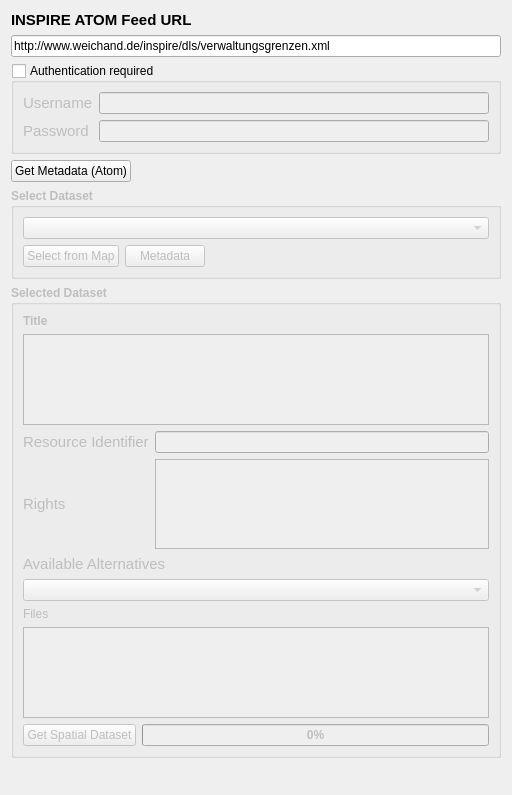
Qt form ui_inspireatomclient.ui (qgisinspiretools/qgis-inspire-atom-client-plugin) before a commit.
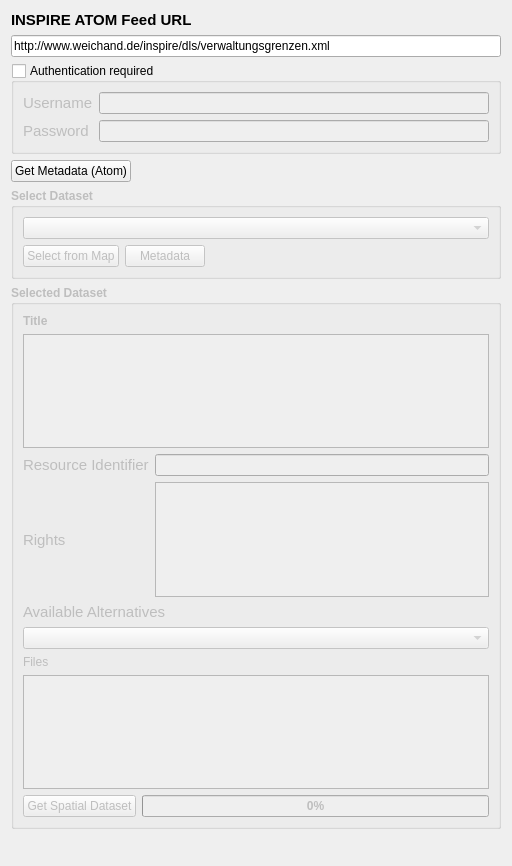
The same form after that commit. Custom widgets are drawn as their Qt base class.

Commit message: weiter mit migration

What changed in the file:
```diff
--- a/ui_inspireatomclient.ui
+++ b/ui_inspireatomclient.ui
@@ -7,7 +7,7 @@
     <x>0</x>
     <y>0</y>
     <width>512</width>
-    <height>795</height>
+    <height>866</height>
    </rect>
   </property>
   <property name="windowTitle">
@@ -118,7 +118,14 @@
          </widget>
         </item>
         <item row="1" column="0">
-         <widget class="QComboBox" name="cmbDatasetRepresentations"/>
+         <widget class="QComboBox" name="cmbDatasetRepresentations">
+          <property name="font">
+           <font>
+            <weight>50</weight>
+            <bold>false</bold>
+           </font>
+          </property>
+         </widget>
         </item>
        </layout>
       </item>
```
Left out of the diff: 13 changed lines with no effect on the pictures. The commit also changes 1 other file.
